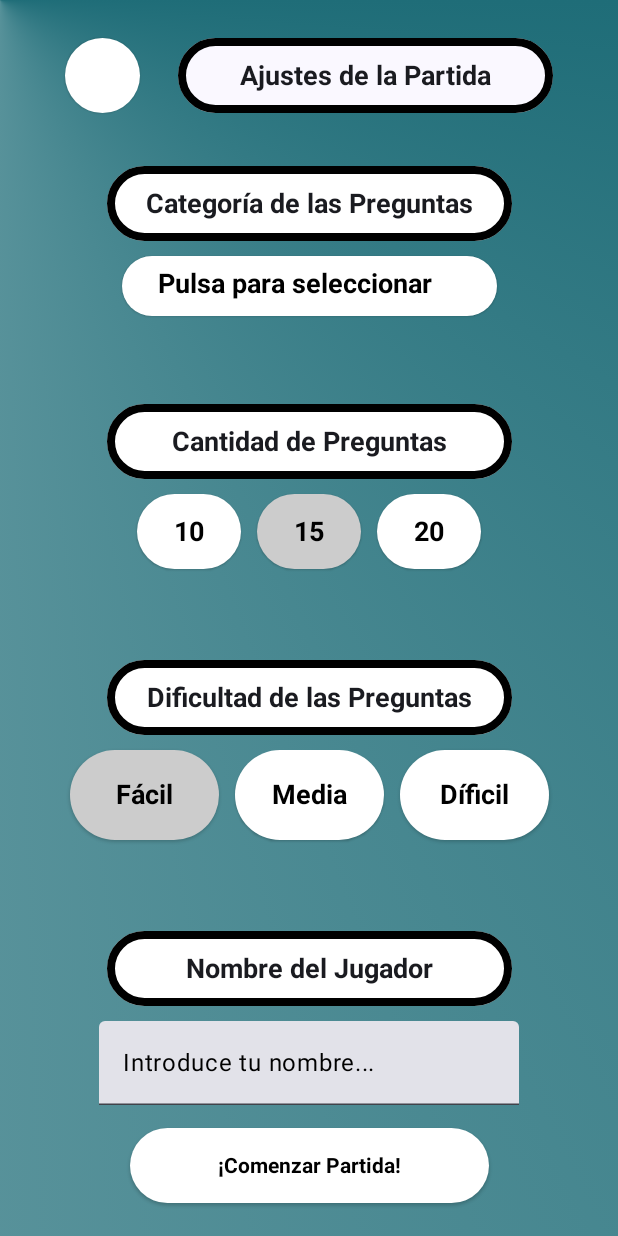
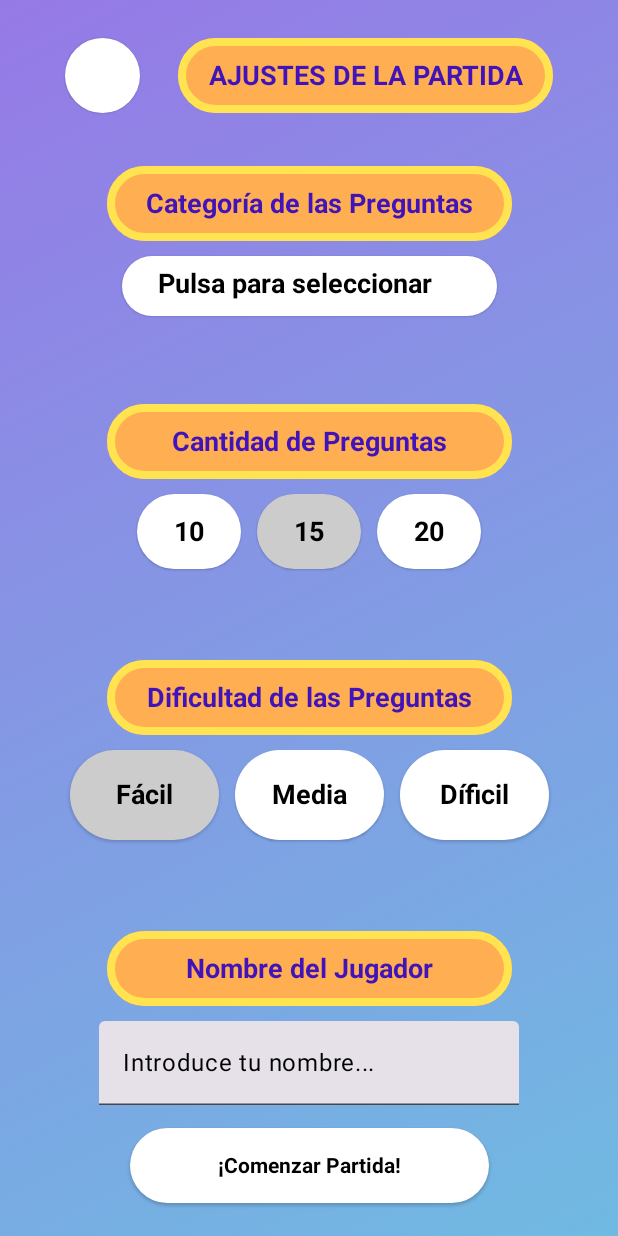
Before and after one commit to Sebastian02L/DADM_Practica1, an Android app built with Jetpack Compose: the screen it shows after launch (MainActivity), after a tap on "Jugar", on a phone screen of 412 x 824 dp. Run offline under Robolectric (Android 15) with nearby library versions, the phone set to English and light mode, and no system bars; our stand-ins replace Room's generated code.

Commit message:
Estilo Del Juego

```diff
--- a/app/src/main/java/com/example/dadm_juego1_grupoa/Scenes/GameOptions.kt
+++ b/app/src/main/java/com/example/dadm_juego1_grupoa/Scenes/GameOptions.kt
@@ -11,6 +11,7 @@
 import androidx.compose.foundation.layout.fillMaxSize
 import androidx.compose.foundation.layout.fillMaxWidth
 import androidx.compose.foundation.layout.height
+import androidx.compose.foundation.layout.offset
 import androidx.compose.foundation.layout.padding
 import androidx.compose.foundation.layout.size
 import androidx.compose.foundation.shape.CircleShape
@@ -44,6 +45,7 @@
 import androidx.navigation.NavController
 import androidx.compose.runtime.*
 import androidx.compose.ui.input.pointer.motionEventSpy
+import androidx.compose.ui.text.font.FontFamily
 import androidx.compose.ui.text.font.createFontFamilyResolver
 
 //Variables globales donde se almacena la ultima configuracion utilizada
@@ -56,8 +58,11 @@
 @Composable
 fun BodyContentGameOptions(navController: NavController){
 
-    val colors = listOf(Color(0xFF1F6D78), Color(0xFFFFFFFF)) // Colores del degradado
-    val brush = Brush.sweepGradient(colors, Offset.Zero)
+    val colors = listOf(
+        MaterialTheme.colorScheme.background, // Azul claro
+        MaterialTheme.colorScheme.surface // Color rosado claro
+    ) // Colores del degradado
+    val brush = Brush.linearGradient(colors)
     //Variable que actualiza lo que escribe el jugador en el inputfield
     var playerNameInput by remember { mutableStateOf("") }
 
@@ -79,7 +84,7 @@
                 modifier = Modifier.size(50.dp)
             ){}
             //Padding con lo que tiene arriba
-            CreateMainTitleCard("Ajustes de la Partida", Modifier.padding(start = 25.dp))
+            CreateMainTitleCard("AJUSTES DE LA PARTIDA", Modifier.padding(start = 25.dp))
         }
 
         //Tarjeta de Seleccionar Categoria   //Padding con lo que tiene arriba y con lo que tiene debajo
@@ -126,8 +131,8 @@
 @Composable
 fun CreateMainTitleCard(title : String, modifier: Modifier = Modifier){
     OutlinedCard(colors = CardDefaults.cardColors(
-        containerColor = MaterialTheme.colorScheme.surface ),
-        border = BorderStroke(5.dp, Color.Black),
+        containerColor = MaterialTheme.colorScheme.primary ),
+        border = BorderStroke(5.dp, MaterialTheme.colorScheme.secondary),
         modifier = modifier.size(width = 250.dp, height = 50.dp),
         shape = RoundedCornerShape(30.dp)
     ) {
@@ -150,8 +155,8 @@
 @Composable
 fun CreateTitleCard(title : String, modifier : Modifier = Modifier){
     OutlinedCard(
-        colors = CardDefaults.cardColors(Color.White,),
-        border = BorderStroke(5.dp, Color.Black),
+        colors = CardDefaults.cardColors(containerColor = MaterialTheme.colorScheme.primary),
+        border = BorderStroke(5.dp, MaterialTheme.colorScheme.secondary),
         modifier = modifier.size(width = 270.dp, height = 50.dp),
         shape = RoundedCornerShape(30.dp)
     ) {
@@ -258,6 +263,8 @@
     }
 }
 
+
+
 /*@Preview
 @Composable
 fun prev(){
--- a/app/src/main/java/com/example/dadm_juego1_grupoa/Scenes/MainMenu.kt
+++ b/app/src/main/java/com/example/dadm_juego1_grupoa/Scenes/MainMenu.kt
@@ -1,28 +1,22 @@
 package com.example.dadm_juego1_grupoa.Scenes
 
-import android.media.MediaPlayer
-import android.os.Bundle
-import androidx.activity.ComponentActivity
-import androidx.activity.compose.setContent
-import androidx.activity.enableEdgeToEdge
+import androidx.compose.foundation.BorderStroke
 import androidx.compose.foundation.layout.Arrangement
 import androidx.compose.foundation.layout.Column
 import androidx.compose.foundation.layout.fillMaxSize
 import androidx.compose.foundation.layout.padding
-import androidx.compose.material3.Scaffold
 import androidx.compose.material3.Text
 import androidx.compose.runtime.Composable
-import androidx.compose.runtime.remember
 import androidx.compose.ui.Modifier
 import androidx.compose.ui.geometry.Offset
 import androidx.compose.ui.graphics.Brush
 import androidx.compose.ui.graphics.Color
-import androidx.compose.ui.tooling.preview.Preview
-import com.example.dadm_juego1_grupoa.R
 import androidx.compose.ui.unit.dp
 import androidx.compose.ui.unit.sp
 import androidx.compose.ui.Alignment
 import androidx.compose.foundation.background
+import androidx.compose.foundation.layout.Box
+import androidx.compose.foundation.layout.offset
 import androidx.compose.material3.ButtonDefaults
 import androidx.compose.material3.ElevatedButton
 import androidx.compose.material3.MaterialTheme
@@ -30,8 +24,9 @@ import androidx.compose.ui.platform.LocalContext
 import androidx.compose.ui.text.font.FontWeight
 import androidx.compose.ui.text.style.TextAlign
 import androidx.compose.ui.text.TextStyle
+import androidx.compose.ui.text.font.FontFamily
 import androidx.navigation.NavController
-import com.example.dadm_juego1_grupoa.ui.theme.DADM_juego1_GrupoATheme
+import org.w3c.dom.Text
 
 //Escena del menú principal
 //AUN NO ESTA IMPLEMENTADO EL NavController así que no furula
@@ -46,12 +41,16 @@ fun StartScreen(navController: NavController){
 @Composable
 fun BodyContent(navController: NavController){
     //ESTILOS
-    val colors = listOf(Color(0xFF1F6D78), Color(0xFFFFFFFF)) // Colores del degradado
-    val brush = Brush.sweepGradient(colors, Offset.Zero)
+    val colors = listOf(
+        MaterialTheme.colorScheme.background, // Azul claro
+        MaterialTheme.colorScheme.surface // Color rosado claro
+    ) // Colores del degradado
+    val brush = Brush.linearGradient(colors)
 
 
     //VARIABLES
     val context = LocalContext.current
+
 
     //SONIDOS
     //no implementado porque el R.raw.click aun no me funciona bien
@@ -62,11 +61,34 @@ fun BodyContent(navController: NavController){
     Column(
         modifier = Modifier
             .fillMaxSize()
-            .background(brush), // Color degradado fondo
+            .background( // Aplica el gradiente de fondo
+                brush = brush
+            ),
         verticalArrangement = Arrangement.Center,
         horizontalAlignment = Alignment.CenterHorizontally
     ) {
+        CustomText("TRIVIAL GAME",66)
         //Titulo del juego
+
+        CustomElevatedButton("Jugar",onClick = {
+            //FUNCION DE PASO ESCENAS CON navController (recordar usar el mediaPlayer?.start justo después)
+            navController.navigate(Screen.GameOptions.route)
+        }) { }
+        CustomElevatedButton("Ranking",onClick = {
+            navController.navigate(Screen.Ranking.route)
+            //FUNCION DE PASO ESCENAS CON navController (recordar usar el mediaPlayer?.start justo después)
+
+        }) { }
+        CustomElevatedButton("Resultados",onClick = {
+            navController.navigate(Screen.Score.route)
+            //FUNCION DE PASO ESCENAS CON navController (recordar usar el mediaPlayer?.start justo después)
+
+        }) { }
+        CustomElevatedButton("Salir",onClick = {
+            //FUNCION DE PASO ESCENAS CON navController (recordar usar el mediaPlayer?.start justo después)
+
+        }) { }
+/*
         Text(
             text = "TRIVIAL GAME",
             style = TextStyle(
@@ -79,7 +101,7 @@ fun BodyContent(navController: NavController){
 
             )
 
-        //Boton de inicio de partida
+//Boton de inicio de partida
         ElevatedButton(
             onClick = {
                 //FUNCION DE PASO ESCENAS CON navController (recordar usar el mediaPlayer?.start justo después)
@@ -120,6 +142,7 @@ fun BodyContent(navController: NavController){
             )
         }
 
+
         //BOTON PARA IR A RESULTADOS, NO ESTARA AQUI EN LA VER FINAL
         ElevatedButton(
             onClick = {
@@ -141,8 +164,6 @@ fun BodyContent(navController: NavController){
                 color = Color.White
             )
         }
-
-
         ElevatedButton(
             onClick = {
                 //FUNCION DE PASO ESCENAS CON navController (recordar usar el mediaPlayer?.start justo después)
@@ -161,12 +182,70 @@ fun BodyContent(navController: NavController){
                 color = Color.White
             )
         }
+        */
+
 
 
     }
 }
 
-/*@Preview
+
+@Composable
+fun CustomElevatedButton(text: String, onClick: () -> Unit, function: () -> Unit) {
+    ElevatedButton(
+        onClick = onClick,
+        modifier = Modifier.padding(16.dp),
+        shape = MaterialTheme.shapes.medium,
+        border = BorderStroke(5.dp, MaterialTheme.colorScheme.secondary),
+        colors = ButtonDefaults.buttonColors(
+        containerColor = MaterialTheme.colorScheme.primary
+        )
+    ) {
+        Text(
+            text = text,
+            fontFamily = FontFamily.Serif,
+            fontSize = 32.sp,
+            fontWeight = FontWeight.Bold,
+            color = Color.White
+        )
+    }
+}
+
+
+
+@Composable
+fun CustomText(text: String, sizeText:Int)  {
+    Box(
+        contentAlignment = Alignment.Center,
+        //modifier = Modifier.fillMaxSize()
+    ) {
+        Text(
+            text = text,
+            fontFamily = FontFamily.Serif,
+            style = TextStyle(
+                fontSize = sizeText.sp,
+                fontWeight = FontWeight.Bold,
+            ),
+            color = MaterialTheme.colorScheme.onPrimary,
+            modifier = Modifier.padding(16.dp)
+                .offset(1.dp, 1.dp),
+            textAlign = TextAlign.Center,
+        )
+        Text(
+            text = text,
+            fontFamily = FontFamily.Serif,
+            style = TextStyle(
+                fontSize = sizeText.sp,
+                fontWeight = FontWeight.Bold,
+            ),
+            color = MaterialTheme.colorScheme.primary,
+            modifier = Modifier.offset(-1.dp, -1.dp),
+            textAlign = TextAlign.Center,
+        )
+    }
+}
+/*
+@Preview
 @Composable
 fun MainMenuPrev() {
     DADM_juego1_GrupoATheme {
--- a/app/src/main/java/com/example/dadm_juego1_grupoa/Scenes/Ranking.kt
+++ b/app/src/main/java/com/example/dadm_juego1_grupoa/Scenes/Ranking.kt
@@ -130,11 +130,10 @@ fun BodyContentRanking(navController: NavController,
 
         //TARJETAS PARA LOS RESULTADOS (2 tarjetas deplegables con 3 puestos)
         Card(colors = CardDefaults.cardColors(
-            containerColor =  Color.Transparent
+            containerColor =  Color.Transparent,
         ),
             modifier = Modifier.padding(vertical=0.dp, horizontal = 0.dp
             )
-
         ){
             for(cat in categorias){
                 CardContent( name = cat, modifier=Modifier)
@@ -144,7 +143,6 @@ fun BodyContentRanking(navController: NavController,
         }
     }
 }
-
 
 @Composable
 private fun CardContent(name:String, modifier: Modifier)
--- a/app/src/main/java/com/example/dadm_juego1_grupoa/ui/theme/Color.kt
+++ b/app/src/main/java/com/example/dadm_juego1_grupoa/ui/theme/Color.kt
@@ -9,3 +9,15 @@ val Pink80 = Color(0xFFEFB8C8)
 val Purple40 = Color(0xFF6650a4)
 val PurpleGrey40 = Color(0xFF625b71)
 val Pink40 = Color(0xFF7D5260)
+
+
+
+val Orange = Color(0xFFFFAF51)
+val Yellow = Color(0xFFFFE351)
+val Purple = Color(0xFF7855D9)
+val Blue = Color(0xFF4AA3D2)
+val PaleOrange = Color(0xFFFFC177)
+val PaleYellow = Color(0xFFFFE977)
+val PalePurple = Color(0xFF9679E6)
+val PaleBlue = Color(0xFF70BAE2)
+val DarkPurple = Color(0xFF4013BB)
--- a/app/src/main/java/com/example/dadm_juego1_grupoa/ui/theme/Theme.kt
+++ b/app/src/main/java/com/example/dadm_juego1_grupoa/ui/theme/Theme.kt
@@ -18,10 +18,12 @@ private val DarkColorScheme = darkColorScheme(
 )
 
 private val LightColorScheme = lightColorScheme(
-    primary = Purple40,
-    secondary = PurpleGrey40,
-    tertiary = Pink40
-
+    primary = Orange,
+    secondary = Yellow,
+    tertiary = Blue,
+    background = PalePurple,
+    surface = PaleBlue,
+    onPrimary = DarkPurple,
     /* Other default colors to override
     background = Color(0xFFFFFBFE),
     surface = Color(0xFFFFFBFE),
@@ -37,7 +39,7 @@ private val LightColorScheme = lightColorScheme(
 fun DADM_juego1_GrupoATheme(
     darkTheme: Boolean = isSystemInDarkTheme(),
     // Dynamic color is available on Android 12+
-    dynamicColor: Boolean = true,
+    dynamicColor: Boolean = false,
     content: @Composable () -> Unit
 ) {
     val colorScheme = when {
```
